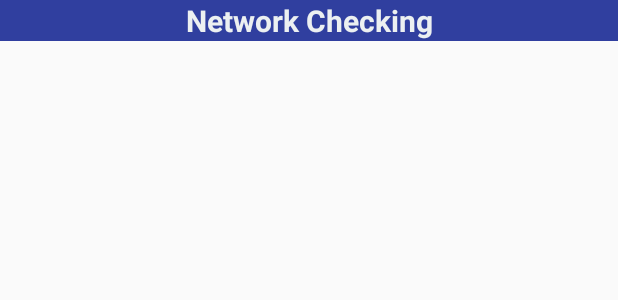
After one commit to agira-gowtham/Android-training, an Android app: the layout content_repo.xml on its own in the app's theme, with its tools: preview values and no code run, on a phone screen of 412 x 824 dp. The commit adds this screen. Shown: the top 300 px of the screen. Run offline under Robolectric (Android 15) with nearby library versions, the phone set to English and light mode, and no system bars.

Commit message:
Api Tasks added:     1.Network connection checking     2.picasso and Glide

```diff
--- a/app/build.gradle
+++ b/app/build.gradle
@@ -27,5 +27,9 @@ dependencies {
     compile 'com.android.support:appcompat-v7:26.+'
     compile 'com.android.support.constraint:constraint-layout:1.0.2'
     compile 'com.android.support:design:26.+'
+    compile 'com.github.bumptech.glide:glide:3.7.0'
+    compile 'com.squareup.picasso:picasso:2.5.2'
+    compile 'com.android.support:cardview-v7:+'
+    compile 'com.android.support:recyclerview-v7:+'
     testCompile 'junit:junit:4.12'
 }
--- /dev/null
+++ b/app/src/main/res/layout/content_repo.xml
@@ -0,0 +1,32 @@
+<?xml version="1.0" encoding="utf-8"?>
+<LinearLayout xmlns:android="http://schemas.android.com/apk/res/android"
+    xmlns:app="http://schemas.android.com/apk/res-auto"
+    xmlns:tools="http://schemas.android.com/tools"
+    android:layout_width="match_parent"
+    android:layout_height="match_parent"
+    app:layout_behavior="@string/appbar_scrolling_view_behavior"
+    tools:context="myapplication.com.sql.RepoAct"
+    tools:showIn="@layout/activity_repo">
+    <LinearLayout
+        android:layout_width="match_parent"
+        android:layout_height="match_parent"
+        android:orientation="vertical">
+        <TextView
+            android:layout_width="match_parent"
+            android:layout_height="wrap_content"
+            android:text="Network Checking"
+            android:textSize="20dp"
+            android:textAlignment="center"
+            android:background="@color/colorPrimaryDark"
+            android:textColor="#ecf0f1"
+            android:textStyle="bold"
+            />
+        <ImageView
+            android:id="@+id/thumb"
+            android:layout_width="match_parent"
+            android:layout_height="match_parent" />
+
+
+    </LinearLayout>
+
+</LinearLayout>
--- a/app/src/main/res/values/strings.xml
+++ b/app/src/main/res/values/strings.xml
@@ -1,6 +1,7 @@
 <resources>
-    <string name="app_name">Sql</string>
+    <string name="app_name">MyApp</string>
     <string name="action_settings">Settings</string>
     <string name="title_activity_main2">Main2Activity</string>
-    <string name="title_activity_main">MainActivity</string>
+    <string name="title_activity_main">MyApp</string>
+    <string name="title_activity_repo">RepoAct</string>
 </resources>
```
Also changed, not shown: app/src/main/AndroidManifest.xml (+8 -1 lines), app/src/main/java/myapplication/com/sql/Main2Activity.java (+17 -0 lines), app/src/main/java/myapplication/com/sql/RepoAct.java (added, +61 -0 lines), app/src/main/res/layout/activity_repo.xml (added, +33 -0 lines), app/src/main/res/layout/content_main2.xml (+8 -1 lines), app/src/main/ic_launcher-web.png (added), app/src/main/res/mipmap-hdpi/ic_launcher.png, app/src/main/res/mipmap-mdpi/ic_launcher.png, app/src/main/res/mipmap-xhdpi/ic_launcher.png, app/src/main/res/mipmap-xxhdpi/ic_launcher.png, app/src/main/res/mipmap-xxxhdpi/ic_launcher.png.
